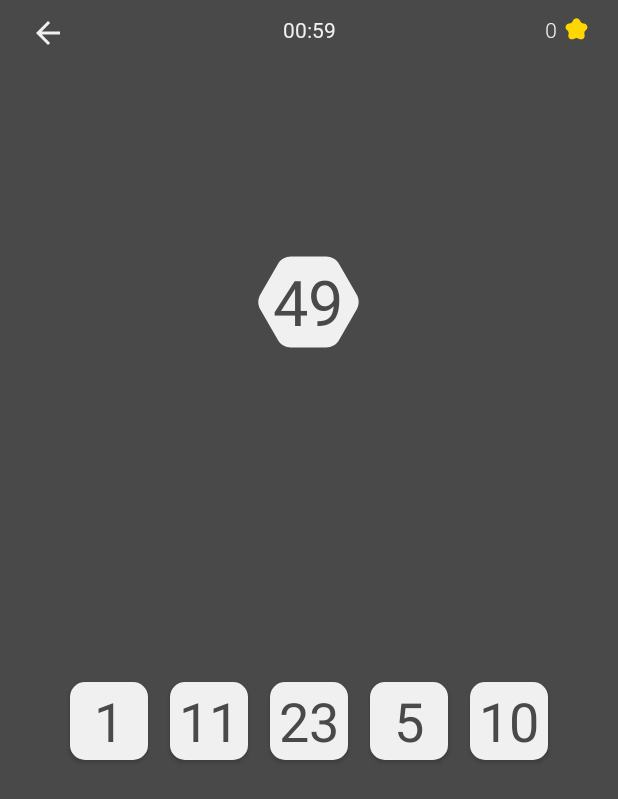
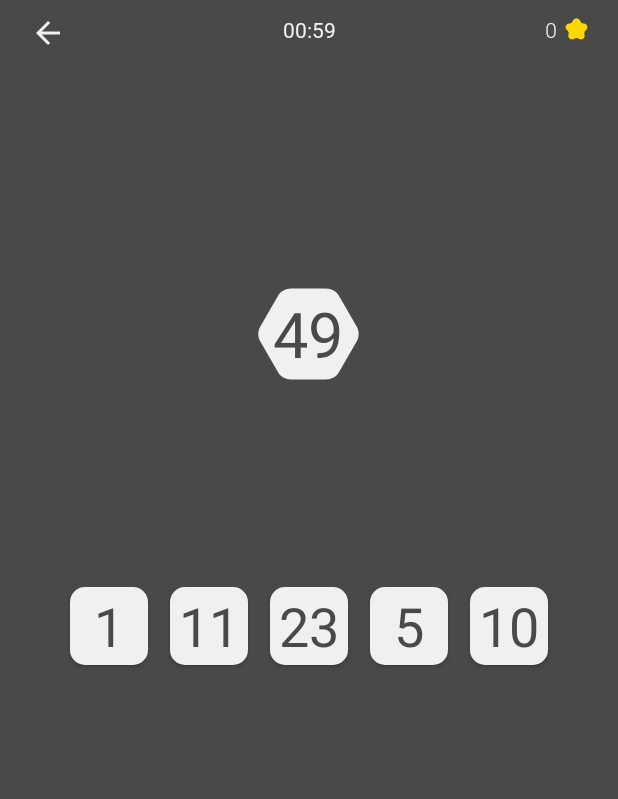
Before and after one commit to realdnchka/numberapp, an Android app: the GameActivity screen opened directly, with no data from a screen before it, on a phone screen of 412 x 824 dp. Shown: the top 799 px of the screen. Run offline under Robolectric (Android 15) with nearby library versions, the phone set to English and light mode, and no system bars; our stand-ins replace AdMob; libraries missing offline, so code that uses them is left out: com.github.furkankaplan.fkblurview; Roboto replaces fonts that are not available here; 2 statements that could not run were skipped.

Commit message:
fix style bug

```diff
--- a/app/src/main/res/layout/activity_game.xml
+++ b/app/src/main/res/layout/activity_game.xml
@@ -90,9 +90,13 @@
             tools:ignore="SmallSp" />
         <LinearLayout
             android:layout_width="match_parent"
+            android:layout_height="match_parent"
+            android:orientation="vertical">
+        <LinearLayout
+            android:layout_width="match_parent"
             android:layout_height="wrap_content"
             android:gravity="center"
-            android:layout_weight="1">
+            android:layout_weight="2">
         <TextView
             android:id="@+id/tv_number"
             android:layout_width="wrap_content"
@@ -107,9 +111,9 @@
         <LinearLayout
             android:layout_width="match_parent"
             android:layout_height="wrap_content"
-            android:gravity="center"
+            android:gravity="center|top"
             android:orientation="horizontal"
-            android:layout_weight="1">
+            android:layout_weight="3">
 
             <Button
                 android:id="@+id/btn_one"
@@ -141,6 +145,7 @@
                 android:background="@drawable/game_button"
                 android:text="" />
         </LinearLayout>
+        </LinearLayout>
     </LinearLayout>
 
 
```
